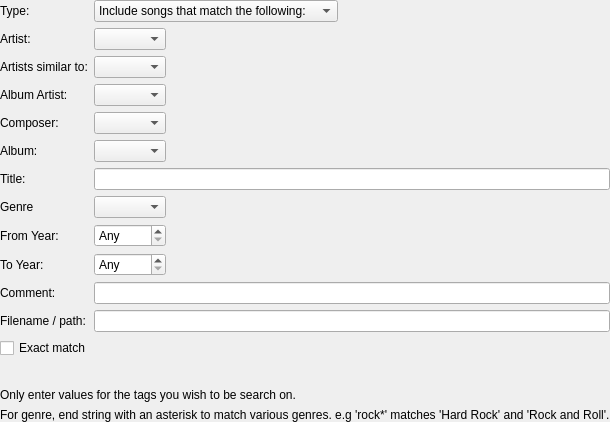
The window that playlists/playlistrule.ui (CDrummond/cantata) describes before a commit, drawn with Qt 5.
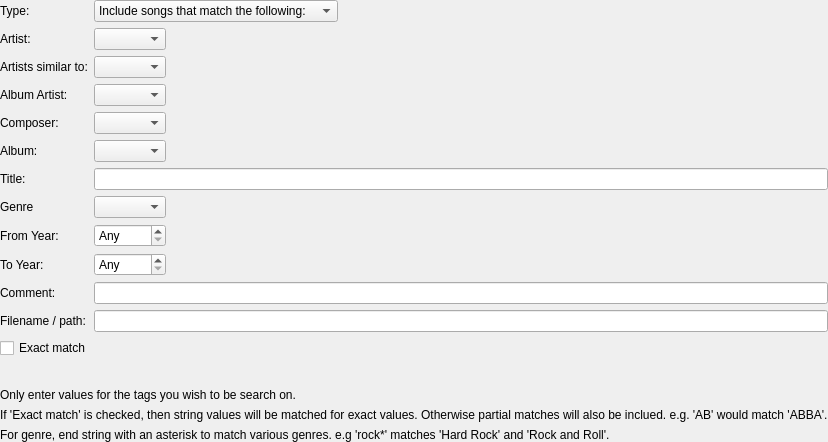
The same window after the commit. Custom widgets are drawn as their Qt base class.

Commit message: Add a note about 'Exact match' Issue #1514

```diff
--- a/playlists/playlistrule.ui
+++ b/playlists/playlistrule.ui
@@ -242,6 +242,13 @@
      </property>
     </widget>
    </item>
+   <item>
+    <widget class="NoteLabel" name="label_7y">
+     <property name="text">
+      <string>If 'Exact match' is checked, then string values will be matched for exact values. Otherwise partial matches will also be inclued. e.g. 'AB' would match 'ABBA'.</string>
+     </property>
+    </widget>
+   </item>
    <item>
     <widget class="NoteLabel" name="label_7x">
      <property name="text">
```
